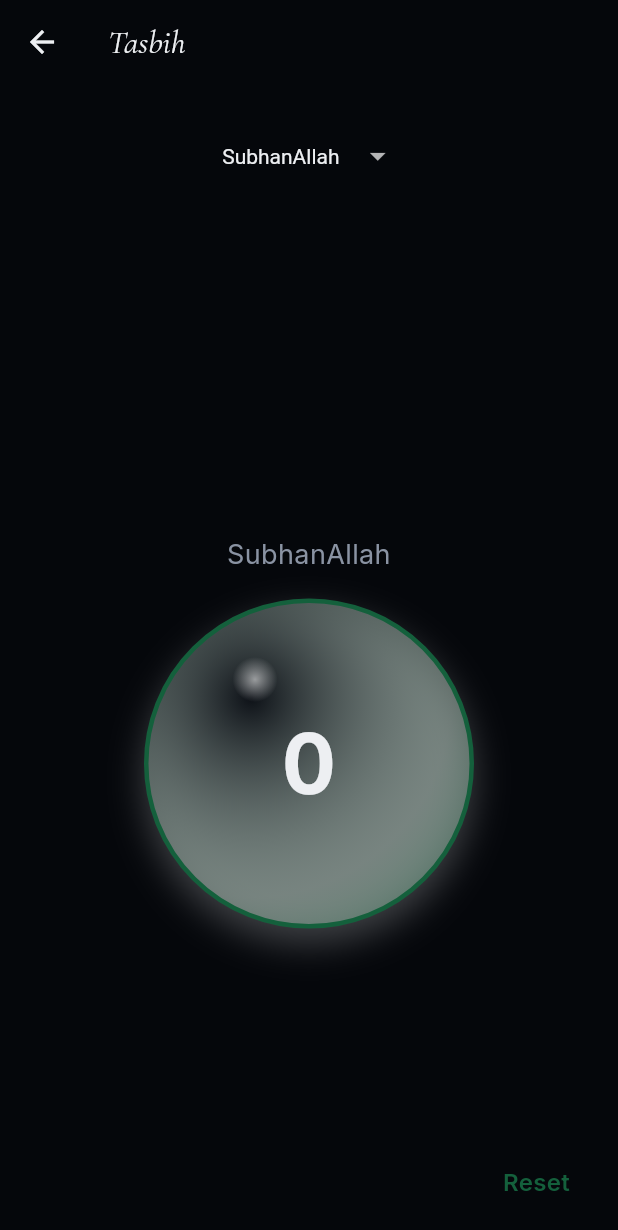
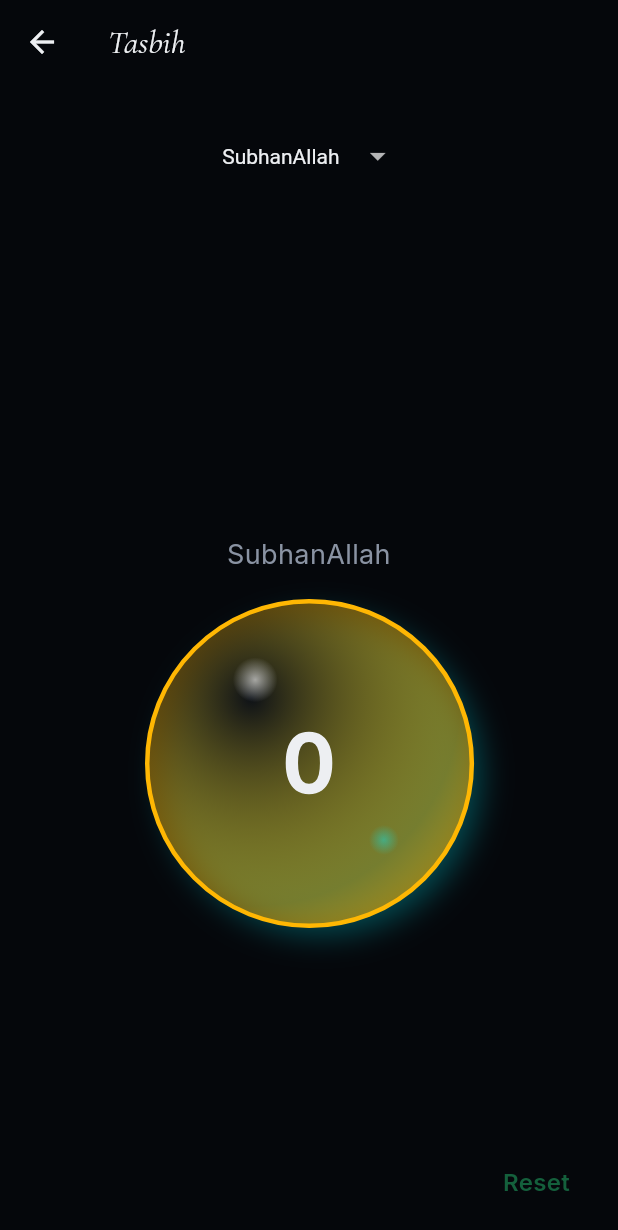
Before and after one commit to ajmalkhan6233-eng/noor_app, a Flutter app: the _TasbihView screen opened directly, on a phone screen of 412 x 824 dp. Shown: the top 1230 px of the screen. Run offline on Flutter 3.47's test engine with Material 3 defaults, Android fonts, the phone set to English and light mode, and no system bars; our stand-ins replace adhan, equatable, flutter_bloc, flutter_compass, flutter_local_notifications, flutter_secure_storage and 4 more; accounts and stored records are empty.

Commit message:
Polish batch, part 3: Tasbih orb gold/cyan metallic + wider drag + idle sway
OrbFace: migrated off the legacy emerald/emeraldSoft fill to a proper
gold-metallic layered RadialGradient with a cyan rim glow (dominant
gold, sparing cyan, per the locked palette) and two specular highlight
ellipses — a bright one on the near edge, a cooler cyan-tinted one on
the far edge — instead of the old flat single-tone fill.

TasbihOrb: drag range now scales with screen size (42% of the shorter
dimension) instead of a fixed 36px, so it genuinely moves across most
of the screen while held and still springs back to centre on release
via the existing SpringSimulation. tasbih_screen.dart's Stack got
clipBehavior: Clip.none so the wider travel isn't clipped at the old
bounds. Added a slow, subtle idle breathing-scale + sway animation so
the orb is never fully static at rest — skipped when the system
requests reduced motion.

Updated tasbih_orb_test.dart from pumpAndSettle() to bounded pump()
steps, since the new idle animation repeats forever by design and
pumpAndSettle would never return (same pattern already used elsewhere
in this suite for perpetual animations).

Co-Authored-By: Claude Sonnet 5 <noreply@anthropic.com>
Claude-Session: https://claude.ai/code/session_019gVveWrN2mQ8ZJgjAtAbp6

```diff
--- a/lib/features/tasbih/presentation/tasbih_screen.dart
+++ b/lib/features/tasbih/presentation/tasbih_screen.dart
@@ -46,6 +46,10 @@ class _TasbihView extends StatelessWidget {
             child: BlocBuilder<TasbihCubit, TasbihState>(
               builder: (context, state) {
                 return Stack(
+                  // The orb's drag range now spans a large fraction of
+                  // the screen (see TasbihOrb._maxPullFraction) — it
+                  // must not be clipped at this Stack's own bounds.
+                  clipBehavior: Clip.none,
                   children: [
                     DraggableCounterGroup(
                       dhikrLabel: state.dhikrLabel,
--- a/lib/features/tasbih/presentation/widgets/orb_face.dart
+++ b/lib/features/tasbih/presentation/widgets/orb_face.dart
@@ -2,8 +2,10 @@
 //
 // Split out of TasbihOrb to keep that file under the project's
 // line-count convention. The sphere's visual surface only — a layered
-// radial gradient for a metallic/glass sheen, plus a soft off-centre
-// highlight ellipse for a crystalline specular reflection.
+// gold-metallic radial gradient with a cyan rim glow (dominant/sparing
+// per the locked palette), plus two off-centre highlight ellipses —
+// a bright one catching the near edge, a cooler cyan-tinted one on
+// the far edge — for a genuine metallic sheen instead of a flat fill.
 
 import 'package:flutter/material.dart';
 
@@ -25,27 +27,35 @@ class OrbFace extends StatelessWidget {
         shape: BoxShape.circle,
         gradient: RadialGradient(
           center: const Alignment(-0.35, -0.4),
-          radius: 1.1,
+          radius: 1.15,
           colors: [
             AppColors.card,
-            AppColors.emeraldSoft.withValues(alpha: 0.5),
-            AppColors.emerald.withValues(alpha: 0.9),
+            AppColors.gold.withValues(alpha: 0.45),
+            AppColors.gold.withValues(alpha: 0.95),
           ],
           stops: const [0.0, 0.55, 1.0],
         ),
         border: Border.all(
-          color: AppColors.emerald,
+          color: AppColors.gold,
           width: pulsing ? 5 : 3,
         ),
         boxShadow: [
           BoxShadow(
-            color: AppColors.ink.withValues(alpha: 0.25),
+            color: AppColors.paper.withValues(alpha: 0.5),
             blurRadius: 20,
             offset: const Offset(0, 10),
           ),
+          // Cyan rim glow on the far edge — the palette's "sparing,
+          // specific spots only" secondary accent.
+          BoxShadow(
+            color: AppColors.accentSecondary.withValues(alpha: 0.3),
+            blurRadius: 18,
+            spreadRadius: -4,
+            offset: const Offset(8, 8),
+          ),
           if (pulsing)
             BoxShadow(
-              color: AppColors.emerald.withValues(alpha: 0.5),
+              color: AppColors.gold.withValues(alpha: 0.5),
               blurRadius: 24,
               spreadRadius: 2,
             ),
@@ -54,6 +64,7 @@ class OrbFace extends StatelessWidget {
       child: Stack(
         alignment: Alignment.center,
         children: [
+          // Bright specular highlight catching the near (upper-left) edge.
           Positioned(
             left: 44,
             top: 36,
@@ -63,7 +74,26 @@ class OrbFace extends StatelessWidget {
               decoration: BoxDecoration(
                 shape: BoxShape.circle,
                 gradient: RadialGradient(
-                  colors: [Colors.white.withValues(alpha: 0.55), Colors.white.withValues(alpha: 0)],
+                  colors: [Colors.white.withValues(alpha: 0.6), Colors.white.withValues(alpha: 0)],
+                ),
+              ),
+            ),
+          ),
+          // Cooler cyan-tinted glint on the far (lower-right) edge, for
+          // a genuine two-tone metallic sheen rather than a flat fill.
+          Positioned(
+            right: 40,
+            bottom: 46,
+            child: Container(
+              width: 34,
+              height: 20,
+              decoration: BoxDecoration(
+                shape: BoxShape.circle,
+                gradient: RadialGradient(
+                  colors: [
+                    AppColors.accentSecondary.withValues(alpha: 0.4),
+                    AppColors.accentSecondary.withValues(alpha: 0),
+                  ],
                 ),
               ),
             ),
--- a/lib/features/tasbih/presentation/widgets/tasbih_orb.dart
+++ b/lib/features/tasbih/presentation/widgets/tasbih_orb.dart
@@ -1,10 +1,13 @@
 // Bismillahir Rahmanir Raheem — watermark: ALLAH
 //
-// A tactile, physically-manipulable counter: pull it off-centre and
-// it tilts in 3D toward your finger; let go and a spring snaps it
-// back with a wiggle. A milestone (33/66/100) adds a stronger shake
-// on top of that same snap. Haptics and the count itself stay owned
-// by TasbihCubit — this widget only ever forwards taps and renders.
+// A tactile, physically-manipulable counter: pull it — freely, almost
+// anywhere across the screen — and it tilts in 3D toward your finger;
+// let go and a spring snaps it back to centre with a wiggle. A
+// milestone (33/66/100) adds a stronger shake on top of that same
+// snap. A slow, subtle breathing/sway idle animation keeps it from
+// looking static when nobody's touching it. Haptics and the count
+// itself stay owned by TasbihCubit — this widget only ever forwards
+// taps and renders.
 
 import 'dart:math' as math;
 
@@ -33,11 +36,16 @@ class TasbihOrb extends StatefulWidget {
 }
 
 class _TasbihOrbState extends State<TasbihOrb> with TickerProviderStateMixin {
-  static const _maxPull = 36.0;
+  /// Fraction of the shorter screen dimension the orb may travel from
+  /// centre while held — generous enough to feel like it moves freely
+  /// across the screen, while still guaranteeing a spring-back with
+  /// room to move in either direction.
+  static const _maxPullFraction = 0.42;
 
   late final AnimationController _springController;
   late final AnimationController _shakeController;
   late final AnimationController _tapController;
+  late final AnimationController _idleController;
   Offset _dragOffset = Offset.zero;
   Offset _releaseOffset = Offset.zero;
 
@@ -59,6 +67,15 @@ class _TasbihOrbState extends State<TasbihOrb> with TickerProviderStateMixin {
       duration: const Duration(milliseconds: 260),
       reverseDuration: const Duration(milliseconds: 260),
     );
+    _idleController = AnimationController(
+      vsync: this,
+      duration: const Duration(milliseconds: 3600),
+    )..repeat();
+  }
+
+  double _maxPull() {
+    final size = MediaQuery.sizeOf(context);
+    return math.min(size.width, size.height) * _maxPullFraction;
   }
 
   @override
@@ -75,15 +92,17 @@ class _TasbihOrbState extends State<TasbihOrb> with TickerProviderStateMixin {
     _springController.dispose();
     _shakeController.dispose();
     _tapController.dispose();
+    _idleController.dispose();
     super.dispose();
   }
 
   void _onPanUpdate(DragUpdateDetails details) {
     _springController.stop();
+    final maxPull = _maxPull();
     setState(() {
       final next = _dragOffset + details.delta;
       final distance = next.distance;
-      _dragOffset = distance > _maxPull ? next * (_maxPull / distance) : next;
+      _dragOffset = distance > maxPull ? next * (maxPull / distance) : next;
     });
   }
 
@@ -103,6 +122,7 @@ class _TasbihOrbState extends State<TasbihOrb> with TickerProviderStateMixin {
   @override
   Widget build(BuildContext context) {
     final l10n = AppLocalizations.of(context)!;
+    final reduceMotion = MediaQuery.of(context).disableAnimations;
     return GestureDetector(
       onPanUpdate: _onPanUpdate,
       onPanEnd: _onPanEnd,
@@ -111,20 +131,32 @@ class _TasbihOrbState extends State<TasbihOrb> with TickerProviderStateMixin {
         hint: l10n.tasbihIncrementHint,
         onTap: _handleTap,
         child: AnimatedBuilder(
-          animation: Listenable.merge([_shakeController, _tapController]),
+          animation: Listenable.merge([_shakeController, _tapController, _idleController]),
           builder: (context, child) {
             final shake = math.sin(_shakeController.value * math.pi * 6) *
                 (1 - _shakeController.value) *
                 10;
             final tapScale = 1 - (math.sin(_tapController.value * math.pi) * 0.08);
+            // Subtle idle breathing/sway so the orb is never fully
+            // static — negligible next to a drag or tap in progress,
+            // and skipped entirely when the system asks for reduced
+            // motion.
+            final idleT = _idleController.value * 2 * math.pi;
+            final idleScale = reduceMotion ? 1.0 : 1 + math.sin(idleT) * 0.015;
+            final idleTiltY = reduceMotion ? 0.0 : math.sin(idleT * 0.5) * 0.02;
             return Transform(
               alignment: Alignment.center,
               transform: Matrix4.identity()
                 ..setEntry(3, 2, 0.0015)
                 ..translateByDouble(_dragOffset.dx + shake, _dragOffset.dy, 0, 1)
                 ..rotateX(_dragOffset.dy * 0.02)
-                ..rotateY(-_dragOffset.dx * 0.02)
-                ..scaleByDouble(tapScale, tapScale, tapScale, 1),
+                ..rotateY(-_dragOffset.dx * 0.02 + idleTiltY)
+                ..scaleByDouble(
+                  tapScale * idleScale,
+                  tapScale * idleScale,
+                  tapScale * idleScale,
+                  1,
+                ),
               child: child,
             );
           },
```
Also changed, not shown: 1 other file.
